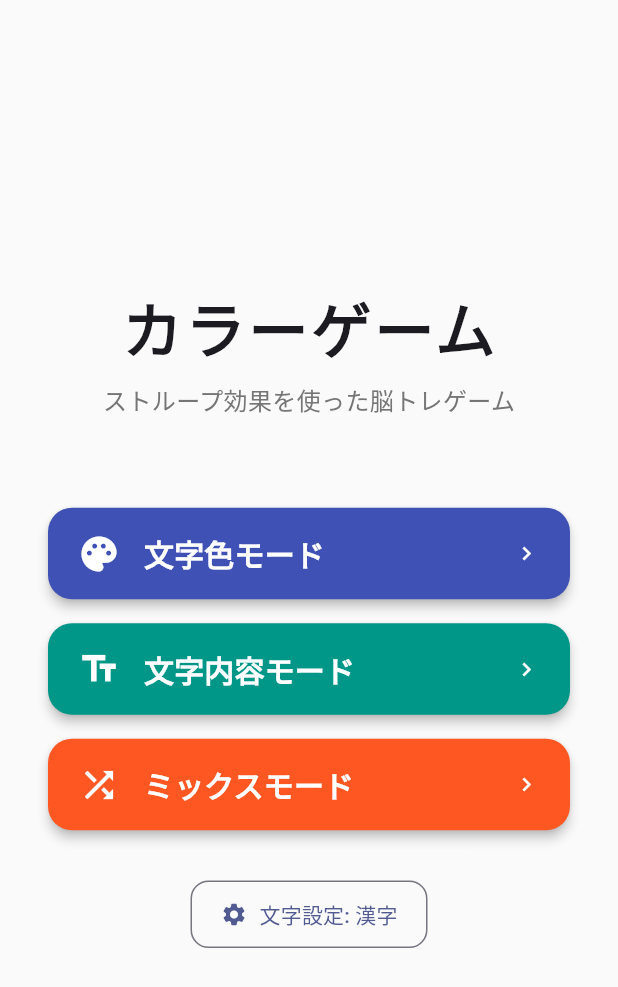
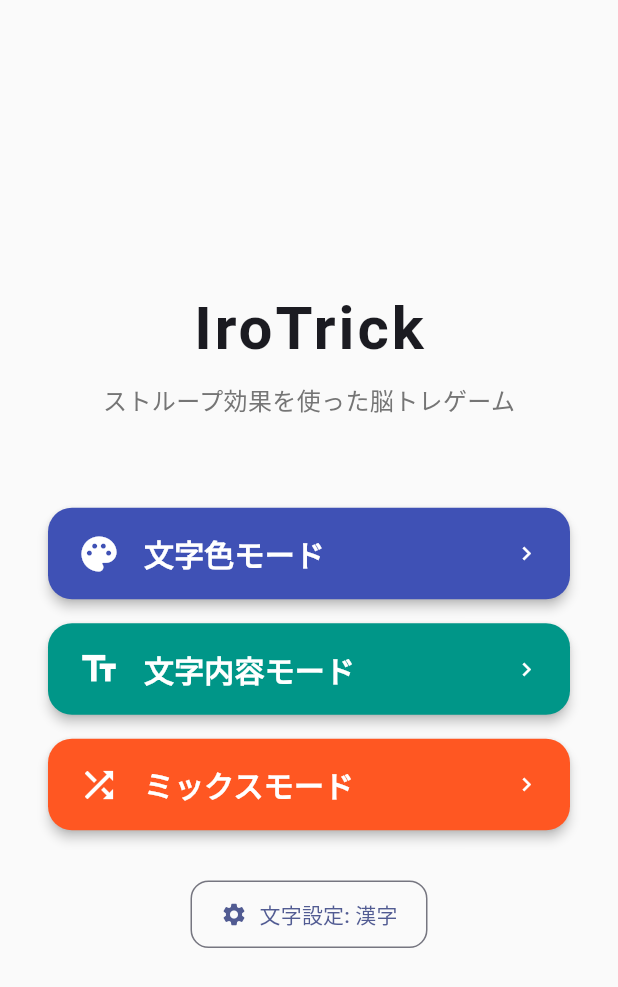
Before and after one commit to takashi145/color-game, a Flutter app: the screen it shows after launch, on a phone screen of 412 x 824 dp. Shown: the top 987 px of the screen. Run offline on Flutter 3.47's test engine with Material 3 defaults, Android fonts, the phone set to English and light mode, and no system bars; our stand-ins replace confetti, shared_preferences.

Commit message:
アプアプリ名を変更

```diff
--- a/lib/main.dart
+++ b/lib/main.dart
@@ -17,7 +17,7 @@ class MyApp extends StatelessWidget {
     return ChangeNotifierProvider(
       create: (_) => GameProvider(storageService: StorageService()),
       child: MaterialApp(
-        title: 'カラーゲーム',
+        title: 'IroTrick',
         theme: ThemeData(
           colorScheme: ColorScheme.fromSeed(seedColor: Colors.indigo),
           useMaterial3: true,
--- a/lib/screens/home_screen.dart
+++ b/lib/screens/home_screen.dart
@@ -22,7 +22,7 @@ class HomeScreen extends StatelessWidget {
               mainAxisAlignment: MainAxisAlignment.center,
               children: [
                 const Text(
-                  'カラーゲーム',
+                  'IroTrick',
                   style: TextStyle(
                     fontSize: 40,
                     fontWeight: FontWeight.bold,
--- a/pubspec.yaml
+++ b/pubspec.yaml
@@ -1,4 +1,4 @@
-name: color_game
+name: iro_trick
 description: "A new Flutter project."
 # The following line prevents the package from being accidentally published to
 # pub.dev using `flutter pub publish`. This is preferred for private packages.
```
Also changed, not shown: 2 other files.
